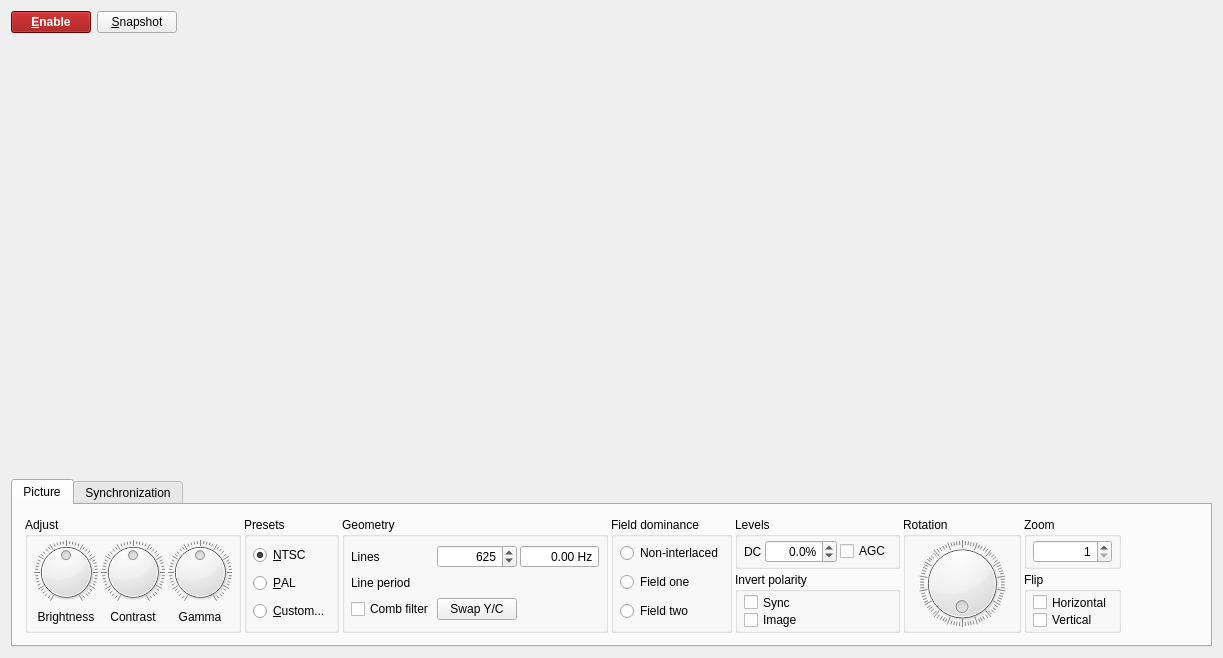
BatchDrake/SigDigger, file ui/TVProcessorTab.ui: the form before one commit.
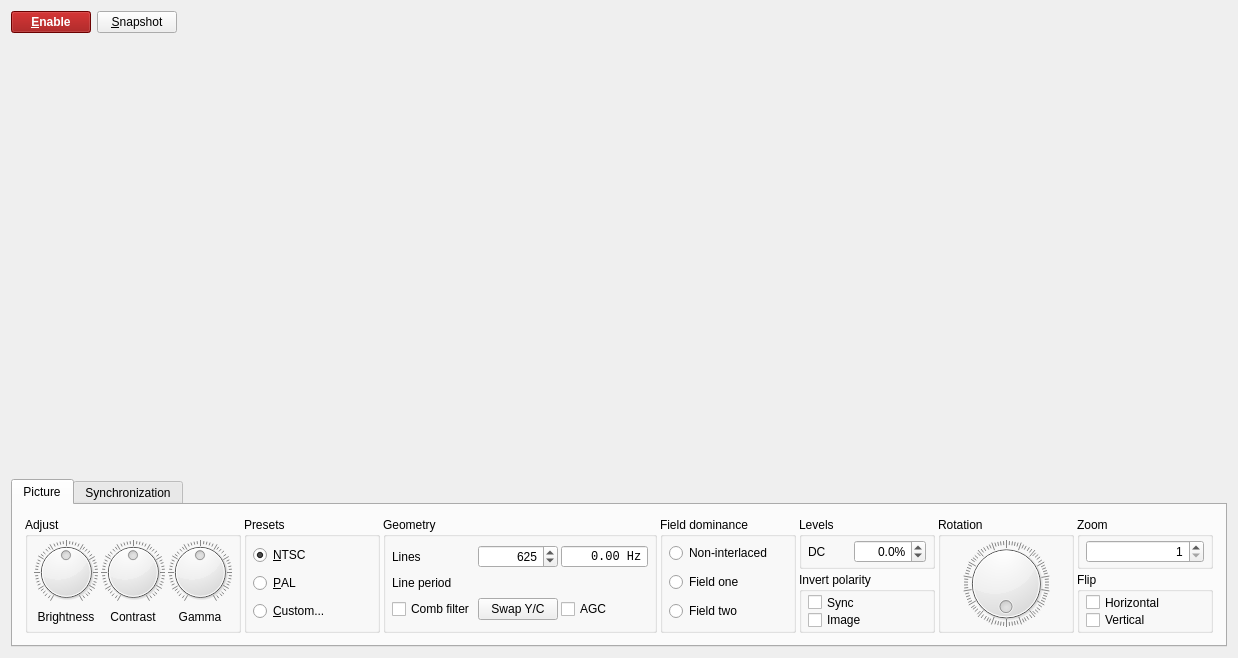
The form after the commit. Custom widgets are drawn as their Qt base class.

Diff of the .ui file:
```diff
--- a/ui/TVProcessorTab.ui
+++ b/ui/TVProcessorTab.ui
@@ -6,7 +6,7 @@
    <rect>
     <x>0</x>
     <y>0</y>
-    <width>1223</width>
+    <width>1238</width>
     <height>658</height>
    </rect>
   </property>
@@ -332,6 +332,24 @@
              </item>
              <item row="0" column="2">
               <widget class="QDoubleSpinBox" name="frameRateSpin">
+               <property name="enabled">
+                <bool>true</bool>
+               </property>
+               <property name="sizePolicy">
+                <sizepolicy hsizetype="Minimum" vsizetype="Preferred">
+                 <horstretch>0</horstretch>
+                 <verstretch>0</verstretch>
+                </sizepolicy>
+               </property>
+               <property name="font">
+                <font>
+                 <family>Monospace</family>
+                 <pointsize>9</pointsize>
+                </font>
+               </property>
+               <property name="frame">
+                <bool>true</bool>
+               </property>
                <property name="alignment">
                 <set>Qt::AlignRight|Qt::AlignTrailing|Qt::AlignVCenter</set>
                </property>
@@ -345,7 +363,7 @@
                 <string> Hz</string>
                </property>
                <property name="maximum">
-                <double>12000.000000000000000</double>
+                <double>1000.000000000000000</double>
                </property>
               </widget>
              </item>
@@ -369,6 +387,13 @@
                </property>
               </widget>
              </item>
+             <item row="2" column="2">
+              <widget class="QCheckBox" name="agcCheck">
+               <property name="text">
+                <string>AGC</string>
+               </property>
+              </widget>
+             </item>
             </layout>
            </widget>
           </item>
@@ -628,13 +653,6 @@
                </property>
               </widget>
              </item>
-             <item row="0" column="2">
-              <widget class="QCheckBox" name="agcCheck">
-               <property name="text">
-                <string>AGC</string>
-               </property>
-              </widget>
-             </item>
              <item row="0" column="0">
               <widget class="QLabel" name="label_15">
                <property name="text">
@@ -645,19 +663,6 @@
             </layout>
            </widget>
           </item>
-          <item row="1" column="8">
-           <spacer name="horizontalSpacer">
-            <property name="orientation">
-             <enum>Qt::Horizontal</enum>
-            </property>
-            <property name="sizeHint" stdset="0">
-             <size>
-              <width>40</width>
-              <height>20</height>
-             </size>
-            </property>
-           </spacer>
-          </item>
           <item row="0" column="3" rowspan="2">
            <widget class="QGroupBox" name="groupBox_7">
             <property name="title">
```
Left out of the diff: 3 changed lines with no effect on the pictures.
